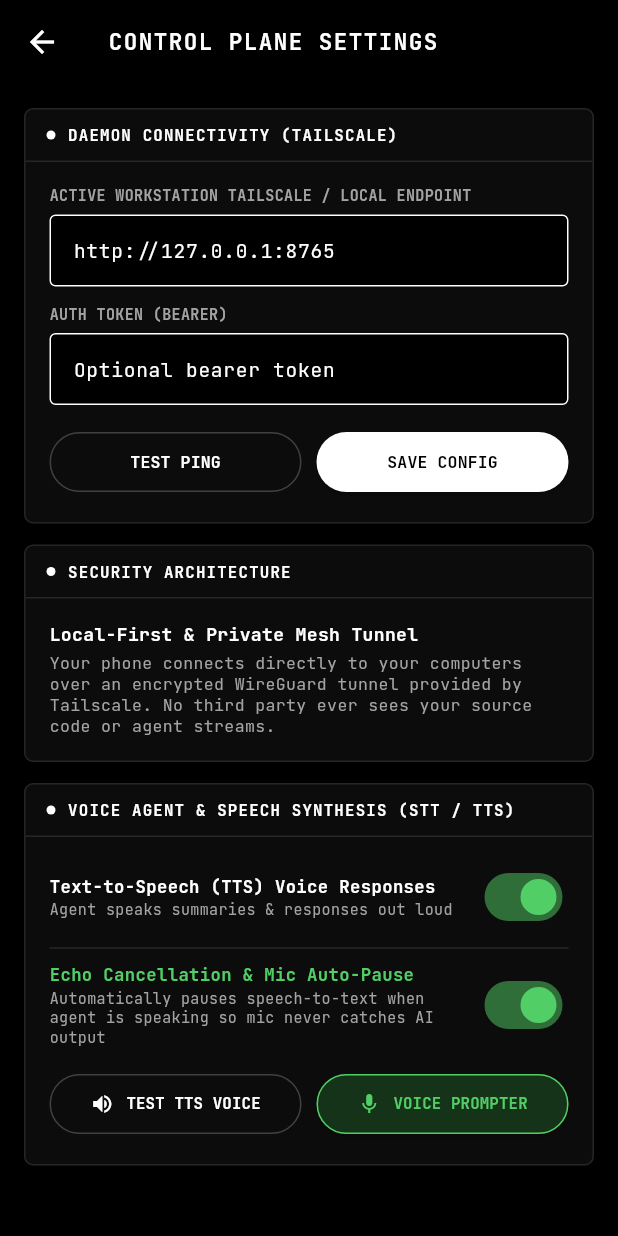
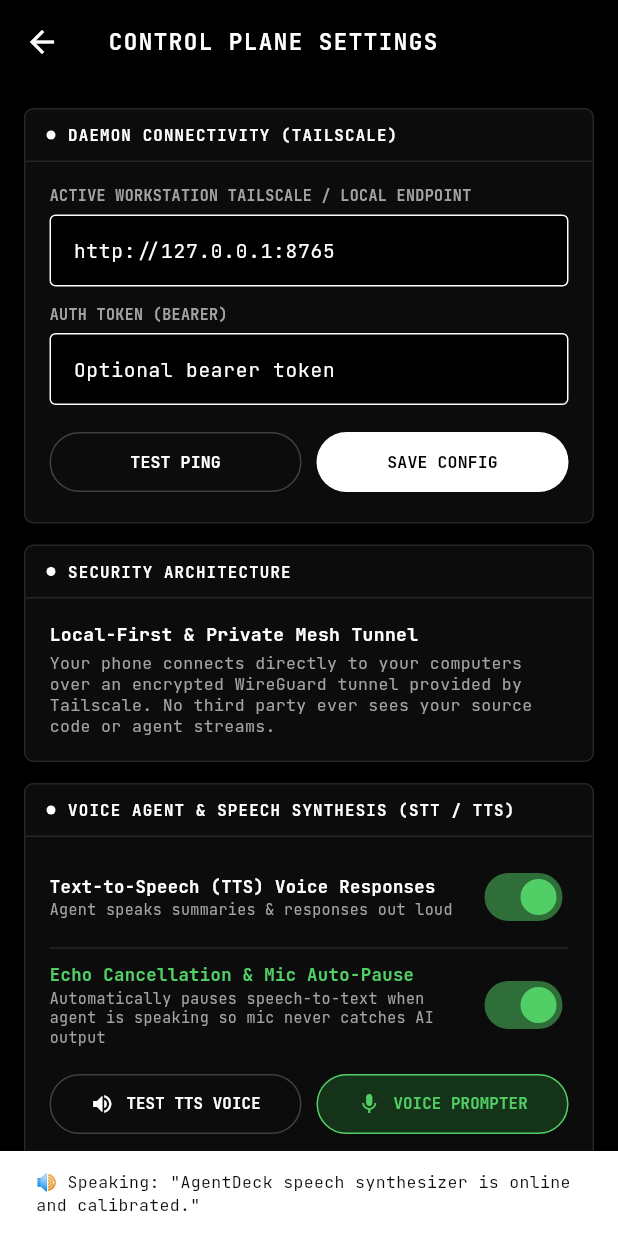
Before and after one commit to darknecrocities/Agentdeck, a Flutter app: the SettingsScreen screen opened directly, after a tap on "TEST TTS VOICE", on a phone screen of 412 x 824 dp. Run offline on Flutter 3.47's test engine with Material 3 defaults, Android fonts, the phone set to English and light mode, and no system bars; our stand-ins replace file_picker, flutter_tts, google_fonts, shared_preferences, speech_to_text; accounts and stored records are empty; network calls fail.

Commit message:
fix: add visual SnackBar feedback and guidance on TEST TTS VOICE button

```diff
--- a/agentdeck_mobile/lib/screens/settings_screen.dart
+++ b/agentdeck_mobile/lib/screens/settings_screen.dart
@@ -272,8 +272,22 @@ class _SettingsScreenState extends State<SettingsScreen> {
                         ),
                         icon: const Icon(Icons.volume_up, size: 16),
                         label: Text('TEST TTS VOICE', style: GoogleFonts.jetBrainsMono(fontSize: 10.5, fontWeight: FontWeight.bold)),
-                        onPressed: () {
-                          VoiceService().speak('AgentDeck speech synthesizer is online and calibrated. Voice prompts will execute seamlessly on your workstation.');
+                        onPressed: () async {
+                          const testMsg = 'AgentDeck speech synthesizer is online and calibrated.';
+                          await VoiceService().speak(testMsg);
+                          if (context.mounted) {
+                            ScaffoldMessenger.of(context).showSnackBar(
+                              SnackBar(
+                                content: Text(
+                                  VoiceService().isPluginAvailable.value
+                                      ? '🔊 Speaking: "$testMsg"'
+                                      : '⚠️ Native audio plugin requires restarting "flutter run" (press "q" then "flutter run") to link Android bindings.',
+                                  style: GoogleFonts.jetBrainsMono(fontSize: 11),
+                                ),
+                                duration: const Duration(seconds: 3),
+                              ),
+                            );
+                          }
                         },
                       ),
                     ),
```
